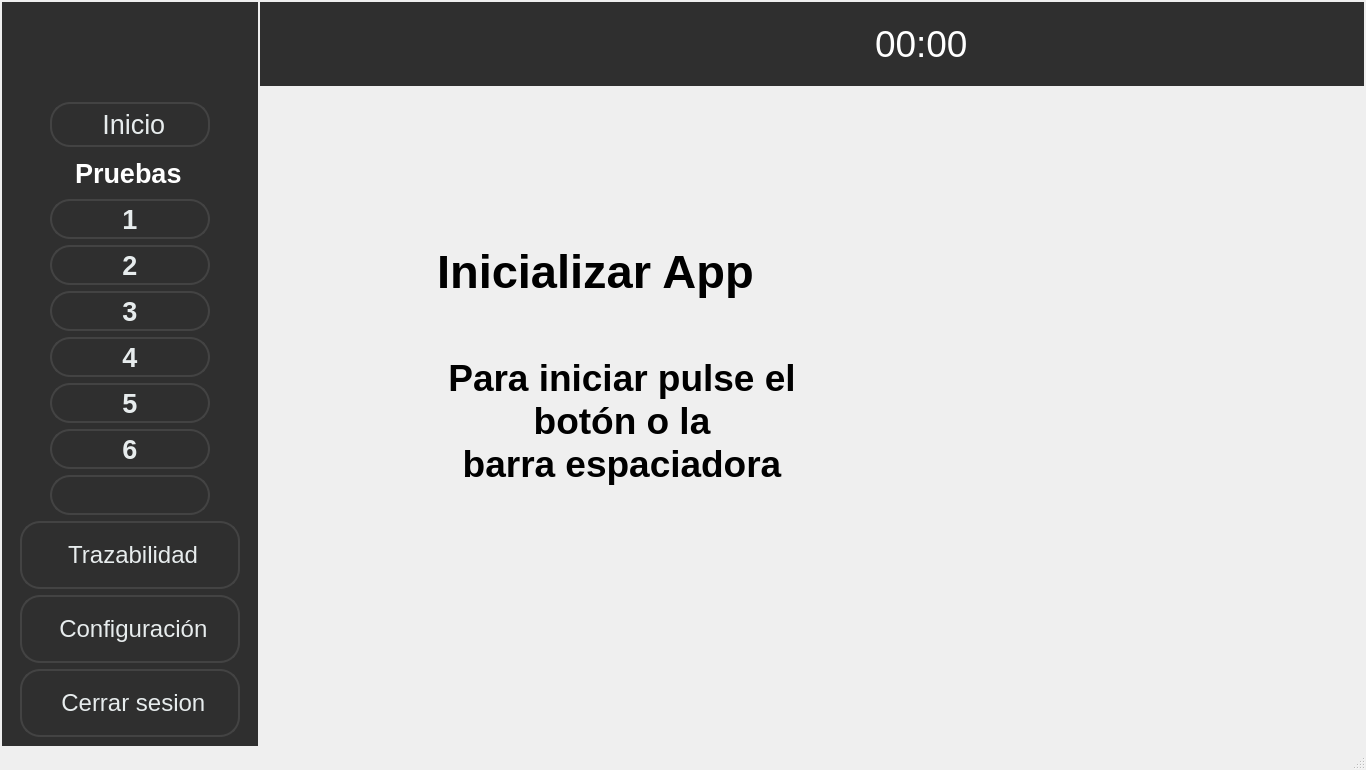
Qt form ui/Application.ui (Patryckx/Nidec-tester) before a commit.
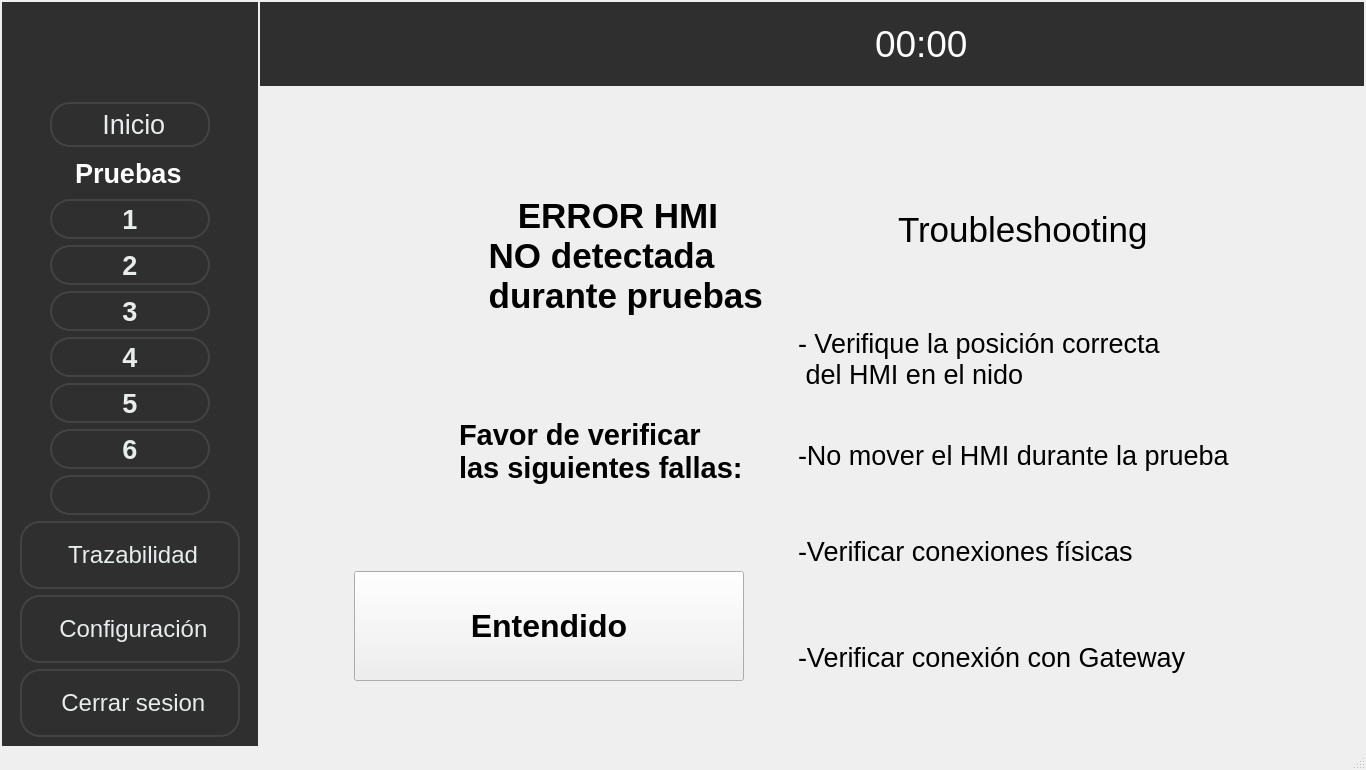
The same form after that commit. The open tabs and pages were chosen to show the change. Icons and pictures are not drawn.

What changed in the file:
```diff
--- a/ui/Application.ui
+++ b/ui/Application.ui
@@ -11395,6 +11395,376 @@
         </item>
        </layout>
       </widget>
+      <widget class="QWidget" name="page_13">
+       <layout class="QGridLayout" name="gridLayout_15">
+        <item row="0" column="0">
+         <layout class="QHBoxLayout" name="horizontalLayout_141">
+          <property name="topMargin">
+           <number>60</number>
+          </property>
+          <property name="bottomMargin">
+           <number>30</number>
+          </property>
+          <item>
+           <layout class="QVBoxLayout" name="verticalLayout_33">
+            <property name="leftMargin">
+             <number>50</number>
+            </property>
+            <item>
+             <layout class="QHBoxLayout" name="horizontalLayout_142">
+              <property name="spacing">
+               <number>30</number>
+              </property>
+              <item>
+               <widget class="QLabel" name="lblTest1_26">
+                <property name="minimumSize">
+                 <size>
+                  <width>130</width>
+                  <height>130</height>
+                 </size>
+                </property>
+                <property name="maximumSize">
+                 <size>
+                  <width>130</width>
+                  <height>130</height>
+                 </size>
+                </property>
+                <property name="text">
+                 <string/>
+                </property>
+                <property name="pixmap">
+                 <pixmap resource="../resources/resources.qrc">:/resources/pentairIMG.PNG</pixmap>
+                </property>
+                <property name="scaledContents">
+                 <bool>true</bool>
+                </property>
+               </widget>
+              </item>
+              <item>
+               <widget class="QLabel" name="lblCode_40">
+                <property name="minimumSize">
+                 <size>
+                  <width>300</width>
+                  <height>150</height>
+                 </size>
+                </property>
+                <property name="maximumSize">
+                 <size>
+                  <width>300</width>
+                  <height>150</height>
+                 </size>
+                </property>
+                <property name="font">
+                 <font>
+                  <pointsize>26</pointsize>
+                  <bold>true</bold>
+                 </font>
+                </property>
+                <property name="text">
+                 <string>    ERROR HMI
+ NO detectada
+ durante pruebas</string>
+                </property>
+                <property name="alignment">
+                 <set>Qt::AlignLeading|Qt::AlignLeft|Qt::AlignVCenter</set>
+                </property>
+               </widget>
+              </item>
+             </layout>
+            </item>
+            <item>
+             <layout class="QHBoxLayout" name="horizontalLayout_143">
+              <property name="spacing">
+               <number>30</number>
+              </property>
+              <item>
+               <widget class="QLabel" name="lblCode_45">
+                <property name="minimumSize">
+                 <size>
+                  <width>70</width>
+                  <height>70</height>
+                 </size>
+                </property>
+                <property name="maximumSize">
+                 <size>
+                  <width>70</width>
+                  <height>70</height>
+                 </size>
+                </property>
+                <property name="text">
+                 <string/>
+                </property>
+                <property name="pixmap">
+                 <pixmap resource="../resources/resources.qrc">:/resources/magnifying-glass.png</pixmap>
+                </property>
+                <property name="scaledContents">
+                 <bool>true</bool>
+                </property>
+                <property name="wordWrap">
+                 <bool>false</bool>
+                </property>
+               </widget>
+              </item>
+              <item>
+               <widget class="QLabel" name="label_12">
+                <property name="minimumSize">
+                 <size>
+                  <width>300</width>
+                  <height>180</height>
+                 </size>
+                </property>
+                <property name="maximumSize">
+                 <size>
+                  <width>300</width>
+                  <height>180</height>
+                 </size>
+                </property>
+                <property name="font">
+                 <font>
+                  <pointsize>22</pointsize>
+                  <bold>true</bold>
+                 </font>
+                </property>
+                <property name="styleSheet">
+                 <string notr="true"/>
+                </property>
+                <property name="text">
+                 <string>Favor de verificar
+las siguientes fallas:</string>
+                </property>
+               </widget>
+              </item>
+             </layout>
+            </item>
+            <item>
+             <layout class="QHBoxLayout" name="horizontalLayout_144">
+              <item>
+               <layout class="QHBoxLayout" name="horizontalLayout_145">
+                <property name="spacing">
+                 <number>60</number>
+                </property>
+                <item>
+                 <widget class="QPushButton" name="btnHMIRemoved">
+                  <property name="minimumSize">
+                   <size>
+                    <width>390</width>
+                    <height>110</height>
+                   </size>
+                  </property>
+                  <property name="maximumSize">
+                   <size>
+                    <width>390</width>
+                    <height>110</height>
+                   </size>
+                  </property>
+                  <property name="font">
+                   <font>
+                    <pointsize>24</pointsize>
+                    <bold>true</bold>
+                   </font>
+                  </property>
+                  <property name="styleSheet">
+                   <string notr="true">QPushButton {
+	
+	color: rgb(255, 255, 255);
+	background-color: rgb(11, 186, 78);
+     border: 4px solid rgb(11, 186, 78); /* Borde para el QStackedWidget */
+    border-radius: 25px; /* Bordes redondeados solo para el QStackedWidget */
+    padding: 5px; /* Opcional: agrega espacio interno */
+}
+
+QPushButton &gt; * {
+    border: none; /* Asegura que los elementos dentro del QStackedWidget no hereden el borde */
+    border-radius: 0px; /* Restablece el border-radius para los elementos internos */
+    background-color: transparent; /* Opción para mantener el fondo de los elementos internos */
+}</string>
+                  </property>
+                  <property name="text">
+                   <string>Entendido</string>
+                  </property>
+                 </widget>
+                </item>
+               </layout>
+              </item>
+             </layout>
+            </item>
+           </layout>
+          </item>
+          <item>
+           <spacer name="horizontalSpacer_77">
+            <property name="orientation">
+             <enum>Qt::Horizontal</enum>
+            </property>
+            <property name="sizeType">
+             <enum>QSizePolicy::Fixed</enum>
+            </property>
+            <property name="sizeHint" stdset="0">
+             <size>
+              <width>13</width>
+              <height>527</height>
+             </size>
+            </property>
+           </spacer>
+          </item>
+          <item>
+           <layout class="QVBoxLayout" name="verticalLayout_34">
+            <item>
+             <layout class="QHBoxLayout" name="horizontalLayout_146">
+              <property name="spacing">
+               <number>30</number>
+              </property>
+              <item>
+               <widget class="QLabel" name="lblTest1_25">
+                <property name="minimumSize">
+                 <size>
+                  <width>70</width>
+                  <height>70</height>
+                 </size>
+                </property>
+                <property name="maximumSize">
+                 <size>
+                  <width>70</width>
+                  <height>70</height>
+                 </size>
+                </property>
+                <property name="text">
+                 <string/>
+                </property>
+                <property name="pixmap">
+                 <pixmap resource="../resources/resources.qrc">:/resources/warning.png</pixmap>
+                </property>
+                <property name="scaledContents">
+                 <bool>true</bool>
+                </property>
+               </widget>
+              </item>
+              <item>
+               <widget class="QLabel" name="lblCode_46">
+                <property name="minimumSize">
+                 <size>
+                  <width>450</width>
+                  <height>30</height>
+                 </size>
+                </property>
+                <property name="font">
+                 <font>
+                  <pointsize>26</pointsize>
+                 </font>
+                </property>
+                <property name="text">
+                 <string>Troubleshooting</string>
+                </property>
+               </widget>
+              </item>
+             </layout>
+            </item>
+            <item>
+             <layout class="QVBoxLayout" name="verticalLayout_35">
+              <item>
+               <widget class="QLabel" name="label_30">
+                <property name="minimumSize">
+                 <size>
+                  <width>580</width>
+                  <height>100</height>
+                 </size>
+                </property>
+                <property name="maximumSize">
+                 <size>
+                  <width>580</width>
+                  <height>100</height>
+                 </size>
+                </property>
+                <property name="font">
+                 <font>
+                  <pointsize>20</pointsize>
+                 </font>
+                </property>
+                <property name="text">
+                 <string>- Verifique la posición correcta
+ del HMI en el nido</string>
+                </property>
+               </widget>
+              </item>
+              <item>
+               <widget class="QLabel" name="label_31">
+                <property name="minimumSize">
+                 <size>
+                  <width>580</width>
+                  <height>80</height>
+                 </size>
+                </property>
+                <property name="maximumSize">
+                 <size>
+                  <width>580</width>
+                  <height>80</height>
+                 </size>
+                </property>
+                <property name="font">
+                 <font>
+                  <pointsize>20</pointsize>
+                 </font>
+                </property>
+                <property name="text">
+                 <string>-No mover el HMI durante la prueba</string>
+                </property>
+               </widget>
+              </item>
+              <item>
+               <widget class="QLabel" name="label_36">
+                <property name="minimumSize">
+                 <size>
+                  <width>580</width>
+                  <height>100</height>
+                 </size>
+                </property>
+                <property name="maximumSize">
+                 <size>
+                  <width>580</width>
+                  <height>100</height>
+                 </size>
+                </property>
+                <property name="font">
+                 <font>
+                  <pointsize>20</pointsize>
+                 </font>
+                </property>
+                <property name="text">
+                 <string>-Verificar conexiones físicas</string>
+                </property>
+               </widget>
+              </item>
+              <item>
+               <widget class="QLabel" name="label_37">
+                <property name="minimumSize">
+                 <size>
+                  <width>580</width>
+                  <height>100</height>
+                 </size>
+                </property>
+                <property name="maximumSize">
+                 <size>
+                  <width>580</width>
+                  <height>100</height>
+                 </size>
+                </property>
+                <property name="font">
+                 <font>
+                  <pointsize>20</pointsize>
+                 </font>
+                </property>
+                <property name="text">
+                 <string>-Verificar conexión con Gateway</string>
+                </property>
+               </widget>
+              </item>
+             </layout>
+            </item>
+           </layout>
+          </item>
+         </layout>
+        </item>
+       </layout>
+      </widget>
      </widget>
     </item>
    </layout>
```
